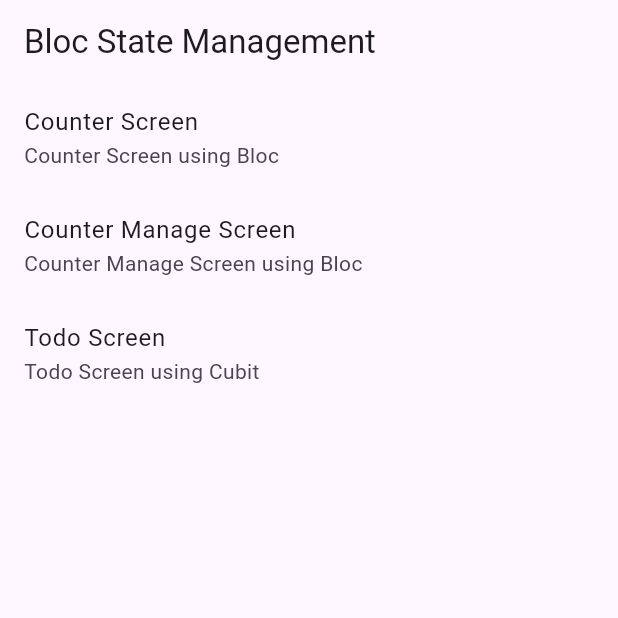
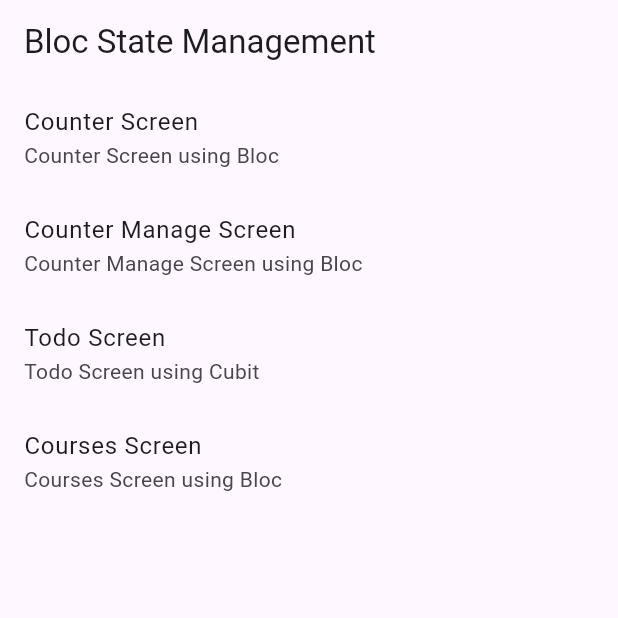
Before and after one commit to CoderLovely08/flutter_bloc_practice, a Flutter app: the screen it shows after launch, on a phone screen of 412 x 824 dp, the top half of it. Run offline on Flutter 3.47's test engine with Material 3 defaults, Android fonts, the phone set to English and light mode, and no system bars; our stand-ins replace bloc, flutter_bloc.

Commit message:
[Feature]: BLOC Courses API

```diff
--- /dev/null
+++ b/lib/courses/bloc/course_bloc.dart
@@ -0,0 +1,26 @@
+import 'package:bloc/bloc.dart';
+import 'package:bloc_practice/courses/data/repository/course_data_repository.dart';
+import 'package:bloc_practice/courses/models/courses_model.dart';
+
+part 'course_event.dart';
+part 'course_state.dart';
+
+class CourseBloc extends Bloc<CourseEvent, CourseState> {
+  final CourseRepository _courseRepository;
+  CourseBloc(this._courseRepository) : super(CourseInitial()) {
+    on<CoursesFetched>(_fetchCourses);
+  }
+
+  void _fetchCourses(
+    CoursesFetched event,
+    Emitter<CourseState> emit,
+  ) async {
+    emit(CourseLoading());
+    try {
+      final List<CourseModel> courses = await _courseRepository.getAllCourses();
+      emit(CourseSuccess(courses: courses));
+    } catch (e) {
+      emit(CourseFailure(e.toString()));
+    }
+  }
+}
--- /dev/null
+++ b/lib/courses/bloc/course_event.dart
@@ -0,0 +1,5 @@
+part of 'course_bloc.dart';
+
+sealed class CourseEvent {}
+
+final class CoursesFetched extends CourseEvent {}
--- /dev/null
+++ b/lib/courses/bloc/course_state.dart
@@ -0,0 +1,17 @@
+part of 'course_bloc.dart';
+
+sealed class CourseState {}
+
+final class CourseInitial extends CourseState {}
+
+final class CourseSuccess extends CourseState{
+  final List<CourseModel> courses;
+  CourseSuccess({required this.courses});
+}
+
+final class CourseFailure extends CourseState{
+  final String message;
+  CourseFailure(this.message);
+}
+
+final class CourseLoading extends CourseState{}
--- /dev/null
+++ b/lib/courses/data/repository/course_data_repository.dart
@@ -0,0 +1,26 @@
+import 'package:bloc_practice/courses/data/provider/course_data_provider.dart';
+import 'package:bloc_practice/courses/models/courses_model.dart';
+
+class CourseRepository {
+  final CourseDataProvider courseDataProvider;
+
+  CourseRepository(this.courseDataProvider);
+
+  Future<List<CourseModel>> getAllCourses() async {
+    try {
+      final courses = await courseDataProvider.fetchCourses();
+
+      if (courses['success']) {
+        final List<CourseModel> courseList = [];
+        for (var course in courses['data']) {
+          courseList.add(CourseModel.fromMap(course));
+        }
+        return courseList;
+      } else {
+        throw Exception(courses['message']);
+      }
+    } on Exception catch (e) {
+      throw Exception(e.toString());
+    }
+  }
+}
--- /dev/null
+++ b/lib/courses/models/courses_model.dart
@@ -0,0 +1,37 @@
+class CourseModel {
+  final int courseId;
+  final String courseName;
+
+  CourseModel({required this.courseId, required this.courseName});
+
+  @override
+  String toString() {
+    return 'CourseModel{courseId: $courseId, courseName: $courseName}';
+  }
+
+  CourseModel copyWith({
+    int? courseId,
+    String? courseName,
+  }) {
+    return CourseModel(
+      courseId: courseId ?? this.courseId,
+      courseName: courseName ?? this.courseName,
+    );
+  }
+
+  Map<String, dynamic> toMap() {
+    return {
+      'courseId': courseId,
+      'courseName': courseName,
+    };
+  }
+
+  factory CourseModel.fromMap(Map<String, dynamic> map) {
+    return CourseModel(
+      courseId: map['course_id'],
+      courseName: map['course_name'],
+    );
+  }
+
+
+}
--- a/lib/main.dart
+++ b/lib/main.dart
@@ -1,4 +1,8 @@
 import 'package:bloc_practice/counter_bloc/counter_bloc.dart';
+import 'package:bloc_practice/courses/bloc/course_bloc.dart';
+import 'package:bloc_practice/courses/data/provider/course_data_provider.dart';
+import 'package:bloc_practice/courses/data/repository/course_data_repository.dart';
+import 'package:bloc_practice/courses/presentation/screens/course_page.dart';
 import 'package:bloc_practice/screen/counter_screens/counter_manage_screen.dart';
 import 'package:bloc_practice/screen/counter_screens/counter_screen.dart';
 import 'package:bloc_practice/screen/index_screen.dart';
@@ -14,13 +18,20 @@ void main() {
 class MyApp extends StatelessWidget {
   @override
   Widget build(BuildContext context) {
-    return MultiBlocProvider(
+    return RepositoryProvider(
+      create: (context) => CourseRepository(CourseDataProvider()),
+      child: MultiBlocProvider(
         providers: [
           BlocProvider<CounterBloc>(
             create: (context) => CounterBloc(),
           ),
           BlocProvider<TodoCubit>(
             create: (context) => TodoCubit(),
+          ),
+          BlocProvider<CourseBloc>(
+            create: (context) => CourseBloc(
+              context.read<CourseRepository>(),
+            ),
           ),
         ],
         child: MaterialApp(
@@ -34,7 +45,9 @@ class MyApp extends StatelessWidget {
             '/counter_screen': (context) => const CounterScreen(),
             '/counter_manage_screen': (context) => const CounterManageScreen(),
             '/todo_screen': (context) => const TodoList(),
+            '/courses_screen': (context) => const CoursePage(),
           },
+        ),
       ),
     );
   }
--- a/lib/screen/index_screen.dart
+++ b/lib/screen/index_screen.dart
@@ -39,6 +39,13 @@ class _IndexScreenState extends State<IndexScreen> {
                   Navigator.pushNamed(context, '/todo_screen');
                 },
               ),
+              ListTile(
+                title: const Text('Courses Screen'),
+                subtitle: const Text('Courses Screen using Bloc'),
+                onTap: () {
+                  Navigator.pushNamed(context, '/courses_screen');
+                },
+              ),
             ],
           )),
     );
--- a/pubspec.yaml
+++ b/pubspec.yaml
@@ -36,6 +36,7 @@ dependencies:
   # Use with the CupertinoIcons class for iOS style icons.
   cupertino_icons: ^1.0.6
   flutter_bloc: ^8.1.5
+  http: ^1.2.1
 
 dev_dependencies:
   flutter_test:
```
Also changed, not shown: lib/courses/data/provider/course_data_provider.dart (added, +22 -0 lines), lib/courses/presentation/screens/course_page.dart (added, +58 -0 lines), pubspec.lock. Lines whose indentation alone changed are shown as unchanged.
